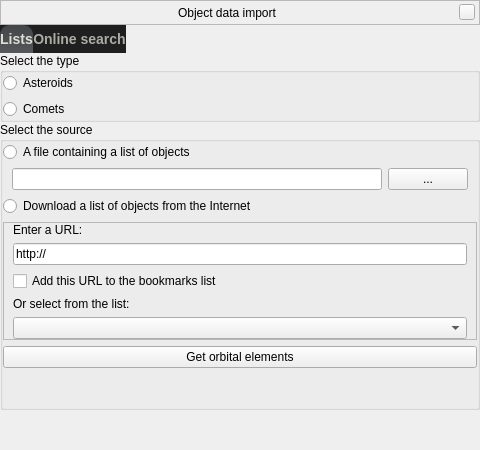
Qt form plugins/CometsAsteroidsImporter/src/gui/importWindow.ui (519984307/stellarium_src) before a commit.
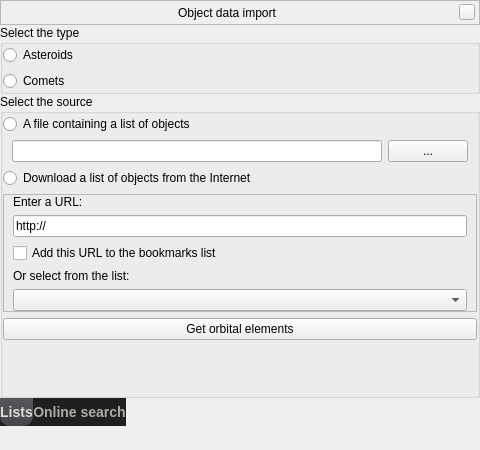
The same form after that commit. Icons and pictures are not drawn. Custom widgets are drawn as their Qt base class.

Commit message: temporary fix for the type problem in the Import window

The edit to the form file:
```diff
--- a/plugins/CometsAsteroidsImporter/src/gui/importWindow.ui
+++ b/plugins/CometsAsteroidsImporter/src/gui/importWindow.ui
@@ -34,10 +34,10 @@
 QTabBar::tab:selected {
 	border: none;
 	margin: 0px;
-	border-top-left-radius: 10px;
-	border-top-right-radius: 10px;
+	border-bottom-left-radius: 10px;
+	border-bottom-right-radius: 10px;
 	color: rgb(220, 223, 214);
-	background-color: qlineargradient(x1: 0, y1: 0, x2: 0, y2: 1, stop: 0 rgb(68, 69, 72), stop: 1 rgb(86, 87, 90));
+	background-color: qlineargradient(x1: 0, y1: 1, x2: 0, y2: 0, stop: 0 rgb(68, 69, 72), stop: 1 rgb(86, 87, 90));
 }
 
 QTabWidget::pane {
@@ -161,23 +161,7 @@
       <number>0</number>
      </property>
      <widget class="QWidget" name="pageSource">
-      <layout class="QVBoxLayout" name="verticalLayout_7">
-       <property name="spacing">
-        <number>0</number>
-       </property>
-       <property name="margin">
-        <number>0</number>
-       </property>
-       <item>
-        <widget class="QTabWidget" name="tabWidget">
-         <property name="currentIndex">
-          <number>0</number>
-         </property>
-         <widget class="QWidget" name="tabLists">
-          <attribute name="title">
-           <string>Lists</string>
-          </attribute>
-          <layout class="QVBoxLayout" name="verticalLayout">
+      <layout class="QVBoxLayout" name="verticalLayoutSource" stretch="0,0,0">
            <property name="spacing">
             <number>0</number>
            </property>
@@ -211,6 +195,25 @@
             </widget>
            </item>
            <item>
+        <widget class="QTabWidget" name="tabWidgetSources">
+         <property name="tabPosition">
+          <enum>QTabWidget::South</enum>
+         </property>
+         <property name="currentIndex">
+          <number>0</number>
+         </property>
+         <widget class="QWidget" name="tabLists">
+          <attribute name="title">
+           <string>Lists</string>
+          </attribute>
+          <layout class="QVBoxLayout" name="verticalLayout">
+           <property name="spacing">
+            <number>0</number>
+           </property>
+           <property name="margin">
+            <number>0</number>
+           </property>
+           <item>
             <widget class="QGroupBox" name="groupBoxSource">
              <property name="title">
               <string>Select the source</string>
@@ -325,8 +328,8 @@
                 </property>
                 <property name="sizeHint" stdset="0">
                  <size>
-                  <width>20</width>
-                  <height>40</height>
+                  <width>0</width>
+                  <height>0</height>
                  </size>
                 </property>
                </spacer>
@@ -334,19 +337,6 @@
              </layout>
             </widget>
            </item>
-           <item>
-            <spacer name="verticalSpacer_2">
-             <property name="orientation">
-              <enum>Qt::Vertical</enum>
-             </property>
-             <property name="sizeHint" stdset="0">
-              <size>
-               <width>20</width>
-               <height>40</height>
-              </size>
-             </property>
-            </spacer>
-           </item>
           </layout>
          </widget>
          <widget class="QWidget" name="tabSearch">
@@ -467,6 +457,19 @@
          </widget>
         </widget>
        </item>
+       <item>
+        <spacer name="verticalSpacer_2">
+         <property name="orientation">
+          <enum>Qt::Vertical</enum>
+         </property>
+         <property name="sizeHint" stdset="0">
+          <size>
+           <width>0</width>
+           <height>0</height>
+          </size>
+         </property>
+        </spacer>
+       </item>
       </layout>
      </widget>
      <widget class="QWidget" name="pageResult">
```
Left out of the diff: 2 changed lines with no effect on the pictures. Lines whose indentation alone changed are shown as unchanged. The commit also changes 1 other file.
